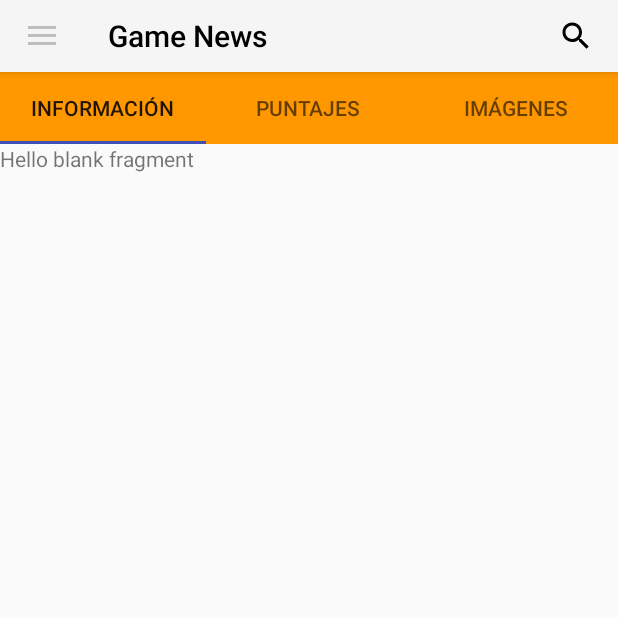
After one commit to RDR96/Parcial_2, an Android app: the fragment GameHolderFragment placed in its activity, on a phone screen of 412 x 824 dp, the top half of it. The commit adds this screen. Run offline under Robolectric (Android 15) with nearby library versions, the phone set to English and light mode, and no system bars.

Commit message:
Se crearon las pantallas de INFORMACION GENERAL, TOP PLAYERS, IMAGENES. Ademas se creo como base un fragmento que contiene un tabLayout junto a su ViewPager para poder colocar esos tres fragmentos

```diff
--- a/app/src/main/java/com/rdr/rodrigocorvera/gamenews/Actividades/MainActivity.java
+++ b/app/src/main/java/com/rdr/rodrigocorvera/gamenews/Actividades/MainActivity.java
@@ -28,6 +28,10 @@ import android.widget.LinearLayout;
 
 import com.rdr.rodrigocorvera.gamenews.Clases.ApiAdapter;
 import com.rdr.rodrigocorvera.gamenews.Clases.Noticia;
+import com.rdr.rodrigocorvera.gamenews.Fragmentos.GameGeneralInfoFragment;
+import com.rdr.rodrigocorvera.gamenews.Fragmentos.GameHolderFragment;
+import com.rdr.rodrigocorvera.gamenews.Fragmentos.GameImagesFragment;
+import com.rdr.rodrigocorvera.gamenews.Fragmentos.GameTopPlayersFragment;
 import com.rdr.rodrigocorvera.gamenews.Fragmentos.NewsFragment;
 import com.rdr.rodrigocorvera.gamenews.Interfaces.DataService;
 import com.rdr.rodrigocorvera.gamenews.R;
@@ -38,7 +42,12 @@ import retrofit2.Response;
 import java.util.List;
 import java.util.Random;
 
-public class MainActivity extends AppCompatActivity implements NavigationView.OnNavigationItemSelectedListener, NewsFragment.OnFragmentInteractionListener{
+public class MainActivity extends AppCompatActivity implements NavigationView.OnNavigationItemSelectedListener,
+                                                               NewsFragment.OnFragmentInteractionListener,
+                                                               GameHolderFragment.OnFragmentInteractionListener,
+                                                               GameGeneralInfoFragment.OnFragmentInteractionListener,
+                                                               GameTopPlayersFragment.OnFragmentInteractionListener,
+                                                               GameImagesFragment.OnFragmentInteractionListener{
 
     DrawerLayout drawerLayout;
 
@@ -126,7 +135,8 @@ public class MainActivity extends AppCompatActivity implements NavigationView.On
                     SubMenu subMenuGames = element.getSubMenu();
 
                     for (int i=0; i < gameList.length; i++ ) {
-                        subMenuGames.add(gameList[i].substring(0,1).toUpperCase() + gameList[i].substring(1));
+                        subMenuGames.add(setUpperCase(gameList[i]));
+
                     }
                 }
 
@@ -146,27 +156,33 @@ public class MainActivity extends AppCompatActivity implements NavigationView.On
 
     @Override
     public boolean onNavigationItemSelected(@NonNull MenuItem item) {
+
         int i = item.getItemId();
-        Menu sub = (Menu) item.getMenuInfo();
-        Log.d("Valor: ", String.valueOf(i));
-
-        Menu items = mNavigationView.getMenu();
-        MenuItem element = items.getItem(1);
-        SubMenu subMenuGames = element.getSubMenu();
-        Log.d("Elemento", subMenuGames.getItem(0).getTitle().toString());
 
         if ( i != 0) {
+
             switch (i) {
                 case R.id.log_out_option:
                     logOut();
                     break;
             }
+
         } else {
+
+            String gameName = item.getTitle().toString().toLowerCase();
+            GameHolderFragment gameHolderFragmentFragment = GameHolderFragment.newInstance(gameName,"");
+            FrameLayout fm = findViewById(R.id.frame_section);
+            fm.removeAllViews();
+            getSupportFragmentManager().beginTransaction().add(R.id.frame_section, gameHolderFragmentFragment).commit();
 
         }
 
 
         return false;
+    }
+
+    public String setUpperCase (String text) {
+        return text.substring(0,1).toUpperCase() + text.substring(1);
     }
 
     public void logOut() {
--- /dev/null
+++ b/app/src/main/java/com/rdr/rodrigocorvera/gamenews/Adaptadores/ViewPagerAdapter.java
@@ -0,0 +1,43 @@
+package com.rdr.rodrigocorvera.gamenews.Adaptadores;
+
+import android.support.v4.app.Fragment;
+import android.support.v4.app.FragmentManager;
+import android.support.v4.app.FragmentPagerAdapter;
+
+import java.util.ArrayList;
+import java.util.List;
+
+/**
+ * Created by Rodrigo Corvera on 7/6/2018.
+ */
+
+public class ViewPagerAdapter extends FragmentPagerAdapter {
+
+    private final List<Fragment> lsFragment = new ArrayList<>();
+    private final List<String> lstTittle = new ArrayList<>();
+
+    public ViewPagerAdapter (FragmentManager fm) {
+        super(fm);
+    }
+
+    @Override
+    public Fragment getItem(int position) {
+        return lsFragment.get(position);
+    }
+
+    @Override
+    public int getCount() {
+        return lsFragment.size();
+    }
+
+    @Override
+    public CharSequence getPageTitle(int position) {
+        return lstTittle.get(position);
+    }
+
+    public void AddFragment (Fragment fragment, String tittle) {
+        lsFragment.add(fragment);
+        lstTittle.add(tittle);
+    }
+
+}
--- /dev/null
+++ b/app/src/main/java/com/rdr/rodrigocorvera/gamenews/Fragmentos/GameGeneralInfoFragment.java
@@ -0,0 +1,110 @@
+package com.rdr.rodrigocorvera.gamenews.Fragmentos;
+
+import android.content.Context;
+import android.net.Uri;
+import android.os.Bundle;
+import android.support.v4.app.Fragment;
+import android.view.LayoutInflater;
+import android.view.View;
+import android.view.ViewGroup;
+
+import com.rdr.rodrigocorvera.gamenews.R;
+
+/**
+ * A simple {@link Fragment} subclass.
+ * Activities that contain this fragment must implement the
+ * {@link GameGeneralInfoFragment.OnFragmentInteractionListener} interface
+ * to handle interaction events.
+ * Use the {@link GameGeneralInfoFragment#newInstance} factory method to
+ * create an instance of this fragment.
+ */
+public class GameGeneralInfoFragment extends Fragment {
+    // TODO: Rename parameter arguments, choose names that match
+    // the fragment initialization parameters, e.g. ARG_ITEM_NUMBER
+    private static final String ARG_PARAM1 = "param1";
+    private static final String ARG_PARAM2 = "param2";
+
+    // TODO: Rename and change types of parameters
+    private String mParam1;
+    private String mParam2;
+
+    private OnFragmentInteractionListener mListener;
+
+    public GameGeneralInfoFragment() {
+        // Required empty public constructor
+    }
+
+    /**
+     * Use this factory method to create a new instance of
+     * this fragment using the provided parameters.
+     *
+     * @param param1 Parameter 1.
+     * @param param2 Parameter 2.
+     * @return A new instance of fragment GameGeneralInfoFragment.
+     */
+    // TODO: Rename and change types and number of parameters
+    public static GameGeneralInfoFragment newInstance(String param1, String param2) {
+        GameGeneralInfoFragment fragment = new GameGeneralInfoFragment();
+        Bundle args = new Bundle();
+        args.putString(ARG_PARAM1, param1);
+        args.putString(ARG_PARAM2, param2);
+        fragment.setArguments(args);
+        return fragment;
+    }
+
+    @Override
+    public void onCreate(Bundle savedInstanceState) {
+        super.onCreate(savedInstanceState);
+        if (getArguments() != null) {
+            mParam1 = getArguments().getString(ARG_PARAM1);
+            mParam2 = getArguments().getString(ARG_PARAM2);
+        }
+    }
+
+    @Override
+    public View onCreateView(LayoutInflater inflater, ViewGroup container,
+                             Bundle savedInstanceState) {
+        // Inflate the layout for this fragment
+        return inflater.inflate(R.layout.fragment_game_general_info, container, false);
+    }
+
+    // TODO: Rename method, update argument and hook method into UI event
+    public void onButtonPressed(Uri uri) {
+        if (mListener != null) {
+            mListener.onFragmentInteraction(uri);
+        }
+    }
+
+    @Override
+    public void onAttach(Context context) {
+        super.onAttach(context);
+
+        if (context instanceof OnFragmentInteractionListener) {
+            mListener = (OnFragmentInteractionListener) context;
+        } else {
+            throw new RuntimeException(context.toString()
+                    + " must implement OnFragmentInteractionListener");
+        }
+    }
+
+    @Override
+    public void onDetach() {
+        super.onDetach();
+        mListener = null;
+    }
+
+    /**
+     * This interface must be implemented by activities that contain this
+     * fragment to allow an interaction in this fragment to be communicated
+     * to the activity and potentially other fragments contained in that
+     * activity.
+     * <p>
+     * See the Android Training lesson <a href=
+     * "http://developer.android.com/training/basics/fragments/communicating.html"
+     * >Communicating with Other Fragments</a> for more information.
+     */
+    public interface OnFragmentInteractionListener {
+        // TODO: Update argument type and name
+        void onFragmentInteraction(Uri uri);
+    }
+}
--- /dev/null
+++ b/app/src/main/java/com/rdr/rodrigocorvera/gamenews/Fragmentos/GameHolderFragment.java
@@ -0,0 +1,135 @@
+package com.rdr.rodrigocorvera.gamenews.Fragmentos;
+
+import android.content.Context;
+import android.net.Uri;
+import android.os.Bundle;
+import android.support.design.widget.TabLayout;
+import android.support.v4.app.Fragment;
+import android.support.v4.view.ViewPager;
+import android.view.LayoutInflater;
+import android.view.View;
+import android.view.ViewGroup;
+
+import com.rdr.rodrigocorvera.gamenews.Adaptadores.ViewPagerAdapter;
+import com.rdr.rodrigocorvera.gamenews.R;
+
+/**
+ * A simple {@link Fragment} subclass.
+ * Activities that contain this fragment must implement the
+ * {@link GameHolderFragment.OnFragmentInteractionListener} interface
+ * to handle interaction events.
+ * Use the {@link GameHolderFragment#newInstance} factory method to
+ * create an instance of this fragment.
+ */
+public class GameHolderFragment extends Fragment {
+
+    // TODO: Rename parameter arguments, choose names that match
+    // the fragment initialization parameters, e.g. ARG_ITEM_NUMBER
+    private static final String ARG_PARAM1 = "param1";
+    private static final String ARG_PARAM2 = "param2";
+
+    // TODO: Rename and change types of parameters
+    private String mParam1;
+    private String mParam2;
+
+    private TabLayout tab;
+    private ViewPager viewPager;
+    private ViewPagerAdapter viewPagerAdapter;
+
+    private OnFragmentInteractionListener mListener;
+
+    public GameHolderFragment() {
+        // Required empty public constructor
+    }
+
+    /**
+     * Use this factory method to create a new instance of
+     * this fragment using the provided parameters.
+     *
+     * @param param1 Parameter 1.
+     * @param param2 Parameter 2.
+     * @return A new instance of fragment GameHolderFragment.
+     */
+    // TODO: Rename and change types and number of parameters
+    public static GameHolderFragment newInstance(String param1, String param2) {
+        GameHolderFragment fragment = new GameHolderFragment();
+        Bundle args = new Bundle();
+        args.putString(ARG_PARAM1, param1);
+        args.putString(ARG_PARAM2, param2);
+        fragment.setArguments(args);
+        return fragment;
+    }
+
+    @Override
+    public void onCreate(Bundle savedInstanceState) {
+
+        super.onCreate(savedInstanceState);
+        if (getArguments() != null) {
+            mParam1 = getArguments().getString(ARG_PARAM1);
+            mParam2 = getArguments().getString(ARG_PARAM2);
+        }
+
+    }
+
+    @Override
+    public View onCreateView(LayoutInflater inflater, ViewGroup container,
+                             Bundle savedInstanceState) {
+        // Inflate the layout for this fragment
+        final View view = inflater.inflate(R.layout.fragment_game_holder, container, false);
+
+        tab = view.findViewById(R.id.tab_layout);
+
+        viewPager = view.findViewById(R.id.view_pager_games_holder);
+
+        viewPagerAdapter = new ViewPagerAdapter(getFragmentManager());
+
+        viewPagerAdapter.AddFragment(new GameGeneralInfoFragment(), getResources().getString(R.string.general_info));
+        viewPagerAdapter.AddFragment(new GameTopPlayersFragment(), getResources().getString(R.string.top_players));
+        viewPagerAdapter.AddFragment(new GameImagesFragment(), getResources().getString(R.string.images));
+
+        viewPager.setAdapter(viewPagerAdapter);
+        tab.setupWithViewPager(viewPager);
+
+
+        return view;
+    }
+
+    // TODO: Rename method, update argument and hook method into UI event
+    public void onButtonPressed(Uri uri) {
+        if (mListener != null) {
+            mListener.onFragmentInteraction(uri);
+        }
+    }
+
+    @Override
+    public void onAttach(Context context) {
+        super.onAttach(context);
+        if (context instanceof OnFragmentInteractionListener) {
+            mListener = (OnFragmentInteractionListener) context;
+        } else {
+            throw new RuntimeException(context.toString()
+                    + " must implement OnFragmentInteractionListener");
+        }
+    }
+
+    @Override
+    public void onDetach() {
+        super.onDetach();
+        mListener = null;
+    }
+
+    /**
+     * This interface must be implemented by activities that contain this
+     * fragment to allow an interaction in this fragment to be communicated
+     * to the activity and potentially other fragments contained in that
+     * activity.
+     * <p>
+     * See the Android Training lesson <a href=
+     * "http://developer.android.com/training/basics/fragments/communicating.html"
+     * >Communicating with Other Fragments</a> for more information.
+     */
+    public interface OnFragmentInteractionListener {
+        // TODO: Update argument type and name
+        void onFragmentInteraction(Uri uri);
+    }
+}
--- /dev/null
+++ b/app/src/main/java/com/rdr/rodrigocorvera/gamenews/Fragmentos/GameTopPlayersFragment.java
@@ -0,0 +1,109 @@
+package com.rdr.rodrigocorvera.gamenews.Fragmentos;
+
+import android.content.Context;
+import android.net.Uri;
+import android.os.Bundle;
+import android.support.v4.app.Fragment;
+import android.view.LayoutInflater;
+import android.view.View;
+import android.view.ViewGroup;
+
+import com.rdr.rodrigocorvera.gamenews.R;
+
+/**
+ * A simple {@link Fragment} subclass.
+ * Activities that contain this fragment must implement the
+ * {@link GameTopPlayersFragment.OnFragmentInteractionListener} interface
+ * to handle interaction events.
+ * Use the {@link GameTopPlayersFragment#newInstance} factory method to
+ * create an instance of this fragment.
+ */
+public class GameTopPlayersFragment extends Fragment {
+    // TODO: Rename parameter arguments, choose names that match
+    // the fragment initialization parameters, e.g. ARG_ITEM_NUMBER
+    private static final String ARG_PARAM1 = "param1";
+    private static final String ARG_PARAM2 = "param2";
+
+    // TODO: Rename and change types of parameters
+    private String mParam1;
+    private String mParam2;
+
+    private OnFragmentInteractionListener mListener;
+
+    public GameTopPlayersFragment() {
+        // Required empty public constructor
+    }
+
+    /**
+     * Use this factory method to create a new instance of
+     * this fragment using the provided parameters.
+     *
+     * @param param1 Parameter 1.
+     * @param param2 Parameter 2.
+     * @return A new instance of fragment GameTopPlayersFragment.
+     */
+    // TODO: Rename and change types and number of parameters
+    public static GameTopPlayersFragment newInstance(String param1, String param2) {
+        GameTopPlayersFragment fragment = new GameTopPlayersFragment();
+        Bundle args = new Bundle();
+        args.putString(ARG_PARAM1, param1);
+        args.putString(ARG_PARAM2, param2);
+        fragment.setArguments(args);
+        return fragment;
+    }
+
+    @Override
+    public void onCreate(Bundle savedInstanceState) {
+        super.onCreate(savedInstanceState);
+        if (getArguments() != null) {
+            mParam1 = getArguments().getString(ARG_PARAM1);
+            mParam2 = getArguments().getString(ARG_PARAM2);
+        }
+    }
+
+    @Override
+    public View onCreateView(LayoutInflater inflater, ViewGroup container,
+                             Bundle savedInstanceState) {
+        // Inflate the layout for this fragment
+        return inflater.inflate(R.layout.fragment_game_top_players, container, false);
+    }
+
+    // TODO: Rename method, update argument and hook method into UI event
+    public void onButtonPressed(Uri uri) {
+        if (mListener != null) {
+            mListener.onFragmentInteraction(uri);
+        }
+    }
+
+    @Override
+    public void onAttach(Context context) {
+        super.onAttach(context);
+        if (context instanceof OnFragmentInteractionListener) {
+            mListener = (OnFragmentInteractionListener) context;
+        } else {
+            throw new RuntimeException(context.toString()
+                    + " must implement OnFragmentInteractionListener");
+        }
+    }
+
+    @Override
+    public void onDetach() {
+        super.onDetach();
+        mListener = null;
+    }
+
+    /**
+     * This interface must be implemented by activities that contain this
+     * fragment to allow an interaction in this fragment to be communicated
+     * to the activity and potentially other fragments contained in that
+     * activity.
+     * <p>
+     * See the Android Training lesson <a href=
+     * "http://developer.android.com/training/basics/fragments/communicating.html"
+     * >Communicating with Other Fragments</a> for more information.
+     */
+    public interface OnFragmentInteractionListener {
+        // TODO: Update argument type and name
+        void onFragmentInteraction(Uri uri);
+    }
+}
--- /dev/null
+++ b/app/src/main/res/layout/fragment_game_general_info.xml
@@ -0,0 +1,13 @@
+<FrameLayout xmlns:android="http://schemas.android.com/apk/res/android"
+    xmlns:tools="http://schemas.android.com/tools"
+    android:layout_width="match_parent"
+    android:layout_height="match_parent"
+    tools:context="com.rdr.rodrigocorvera.gamenews.Fragmentos.GameGeneralInfoFragment">
+
+
+    <TextView
+        android:layout_width="match_parent"
+        android:layout_height="match_parent"
+        android:text="@string/hello_blank_fragment" />
+
+</FrameLayout>
--- /dev/null
+++ b/app/src/main/res/layout/fragment_game_holder.xml
@@ -0,0 +1,26 @@
+<LinearLayout xmlns:android="http://schemas.android.com/apk/res/android"
+    xmlns:tools="http://schemas.android.com/tools"
+    android:layout_width="match_parent"
+    android:layout_height="match_parent"
+    xmlns:app="http://schemas.android.com/apk/res-auto"
+    android:orientation="vertical"
+    tools:context="com.rdr.rodrigocorvera.gamenews.Fragmentos.GameHolderFragment">
+
+
+    <android.support.design.widget.TabLayout
+        android:layout_width="match_parent"
+        android:layout_height="wrap_content"
+        android:background="@color/colorPrimary"
+        app:tabMode="fixed"
+        app:tabGravity="fill"
+        app:tabIndicatorColor="@color/colorAccent"
+        android:id="@+id/tab_layout">
+    </android.support.design.widget.TabLayout>
+
+    <android.support.v4.view.ViewPager
+        android:layout_width="match_parent"
+        android:layout_height="match_parent"
+        android:id="@+id/view_pager_games_holder" />
+
+
+</LinearLayout>
--- a/app/src/main/res/values/strings.xml
+++ b/app/src/main/res/values/strings.xml
@@ -11,6 +11,9 @@
     <string name="successful">Exitoso</string>
     <string name="error">Error</string>
 
+    <string name="general_info">Información</string>
+    <string name="top_players">Puntajes</string>
+    <string name="images">Imágenes</string>
 
 
     <!--Relacionado a cerrar sesión-->
```
Also changed, not shown: app/src/main/java/com/rdr/rodrigocorvera/gamenews/Fragmentos/GameImagesFragment.java (added, +111 -0 lines), app/src/main/res/layout/fragment_game_images.xml (added, +13 -0 lines), app/src/main/res/layout/fragment_game_top_players.xml (added, +13 -0 lines).
